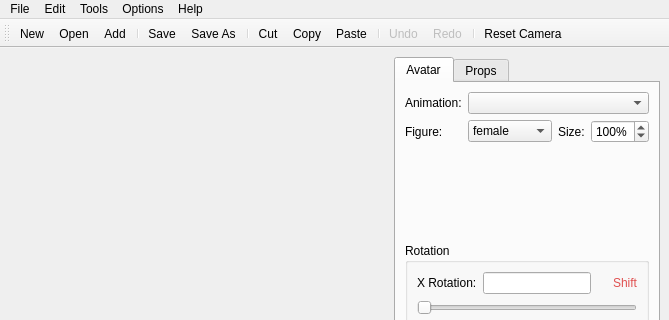
Qt form src/pinglymotionwindow.ui (pingledingle-tech/PinglyMotion) before a commit; both pictures show x 0 to 669 and y 0 to 320 of the 669 by 818 pixel window.
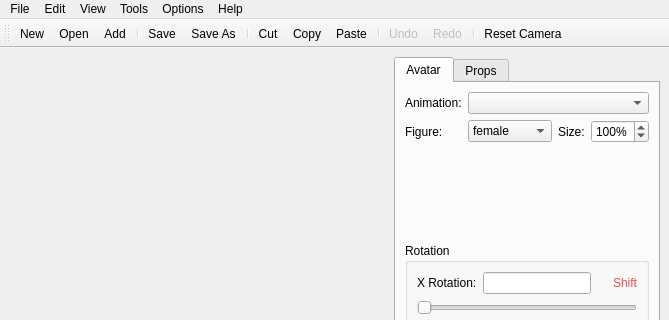
The same form after that commit. Icons and pictures are not drawn. Custom widgets are drawn as their Qt base class.

Commit message: Three panels: Joints, Selected joint, Timeline; View menu (posing UX step 3, job P2) (#138)

What changed in the file:
```diff
--- a/src/pinglymotionwindow.ui
+++ b/src/pinglymotionwindow.ui
@@ -1394,6 +1394,12 @@
     <addaction name="optionsShowTimelineAction"/>
     <addaction name="optionsConfigurePinglyMotionAction"/>
    </widget>
+   <widget class="QMenu" name="menuView">
+    <property name="title">
+     <string>View</string>
+    </property>
+    <addaction name="optionsShowTimelineAction"/>
+   </widget>
    <widget class="QMenu" name="menuHelp">
     <property name="title">
      <string>Help</string>
@@ -1410,6 +1416,7 @@
    </widget>
    <addaction name="menuFile"/>
    <addaction name="menuEdit"/>
+   <addaction name="menuView"/>
    <addaction name="menuTools"/>
    <addaction name="menuOptions"/>
    <addaction name="menuHelp"/>
```
Left out of the diff: 3 changed lines with no effect on the pictures. The commit also changes 14 other files.
